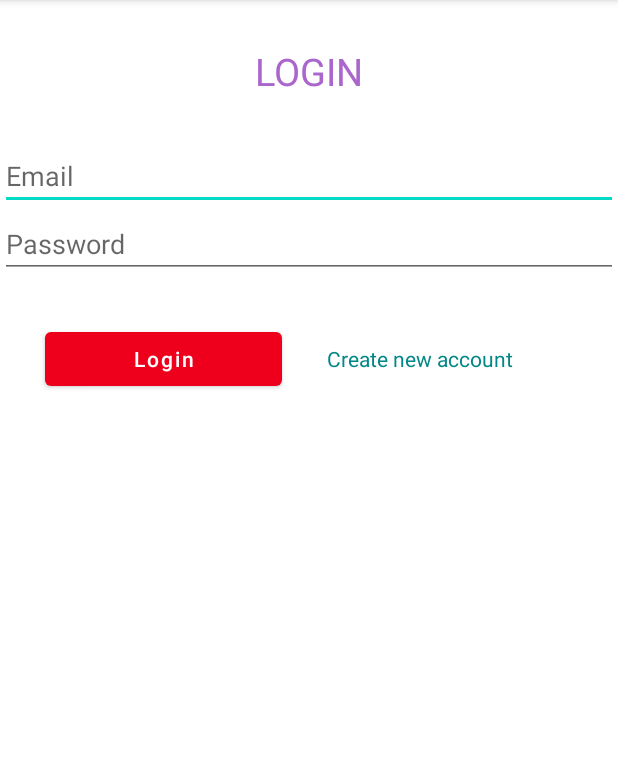
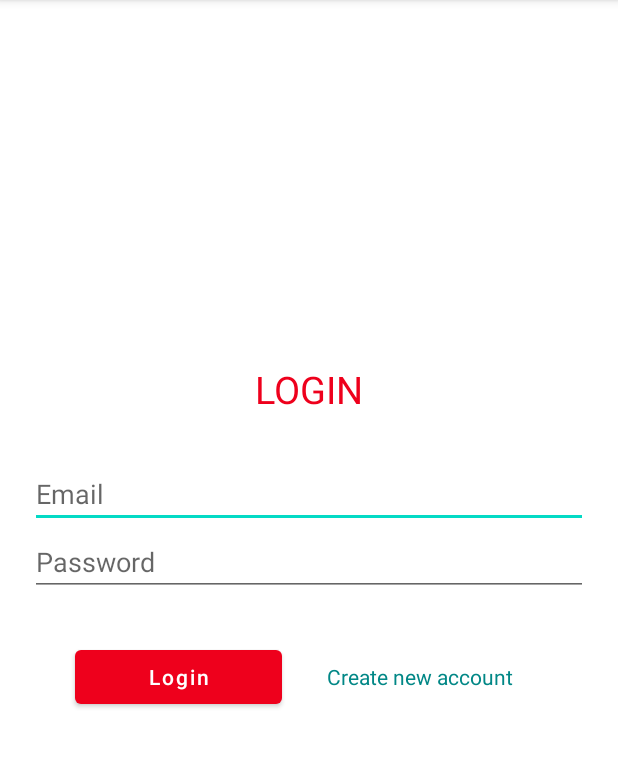
Before and after one commit to JeffXJin/COMP3717Assignment2, an Android app: the screen it shows after launch (LoginActivity), on a phone screen of 412 x 824 dp, the part 84-852 px from its top. Run offline under Robolectric (Android 15) with nearby library versions, the phone set to English and light mode, and no system bars; our stand-ins replace Firebase (no records; nobody signed in at launch, a user with empty details on screens opened directly).

Commit message:
Updated loginPage

```diff
--- a/app/src/main/res/layout/activity_login.xml
+++ b/app/src/main/res/layout/activity_login.xml
@@ -3,7 +3,10 @@
     xmlns:app="http://schemas.android.com/apk/res-auto"
     xmlns:tools="http://schemas.android.com/tools"
     android:layout_width="match_parent"
-    android:layout_height="match_parent"
+    android:layout_height="wrap_content"
+    android:layout_gravity="center_vertical"
+    android:layout_marginLeft="20dp"
+    android:layout_marginRight="20dp"
     android:orientation="vertical"
     tools:context=".LoginActivity">
 
@@ -11,11 +14,10 @@
         android:id="@+id/tvApp"
         android:layout_width="wrap_content"
         android:layout_height="wrap_content"
-        android:layout_marginTop="30dp"
-        android:textSize="25sp"
         android:layout_gravity="center"
-        android:textColor="@android:color/holo_purple"
-        android:text="@string/login_title" />
+        android:text="@string/login_title"
+        android:textColor="@color/primary"
+        android:textSize="25sp" />
 
     <EditText
         android:id="@+id/editEmail"
@@ -41,21 +43,21 @@
 
         <Button
             android:id="@+id/btnLogin"
-            android:layout_weight="2"
             android:layout_width="wrap_content"
             android:layout_height="wrap_content"
             android:layout_marginLeft="30dp"
-            android:textAllCaps="false"
-            android:text="@string/login" />
+            android:layout_weight="2"
+            android:text="@string/login"
+            android:textAllCaps="false" />
 
         <TextView
             android:id="@+id/tvCreateNewAccount"
-            android:layout_weight="2"
             android:layout_width="wrap_content"
             android:layout_height="wrap_content"
-            android:textColor="@color/teal_700"
+            android:layout_marginLeft="30dp"
+            android:layout_weight="2"
             android:text="@string/create_new_account"
-            android:layout_marginLeft="30dp" />
+            android:textColor="@color/teal_700" />
     </LinearLayout>
 
 
@@ -64,12 +66,12 @@
         style="?android:attr/progressBarStyleHorizontal"
         android:layout_width="wrap_content"
         android:layout_height="wrap_content"
+        android:layout_gravity="center"
+        android:indeterminate="true"
+        android:max="100"
+        android:minWidth="250dp"
         android:minHeight="50dp"
-        android:minWidth="250dp"
-        android:max="100"
-        android:indeterminate="true"
-        android:visibility="invisible"
-        android:layout_gravity="center"
-        android:progress="1" />
+        android:progress="1"
+        android:visibility="invisible" />
 
 </LinearLayout>
```
